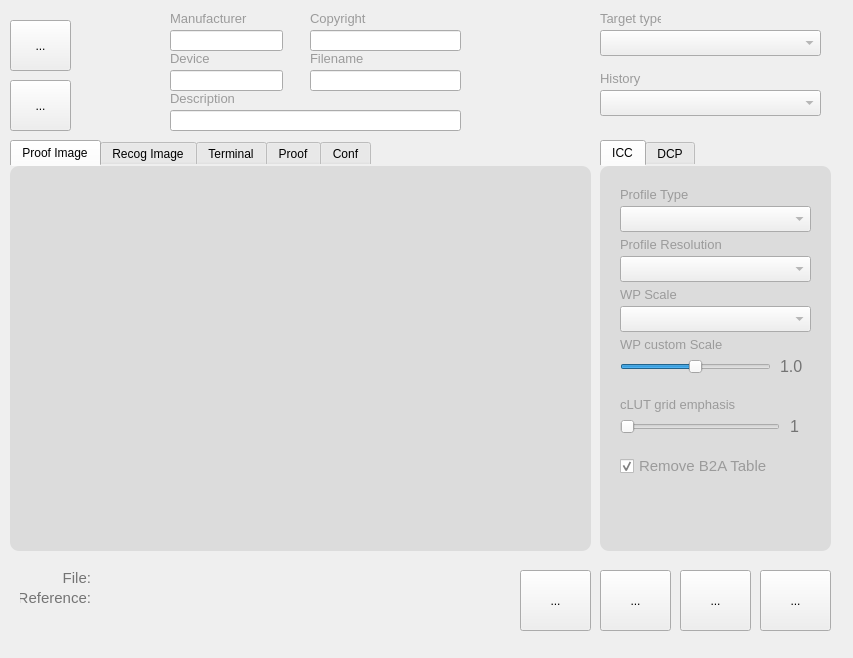
The window that main.ui (jpereiranet/roughprofiler) describes before a commit, drawn with Qt 5.
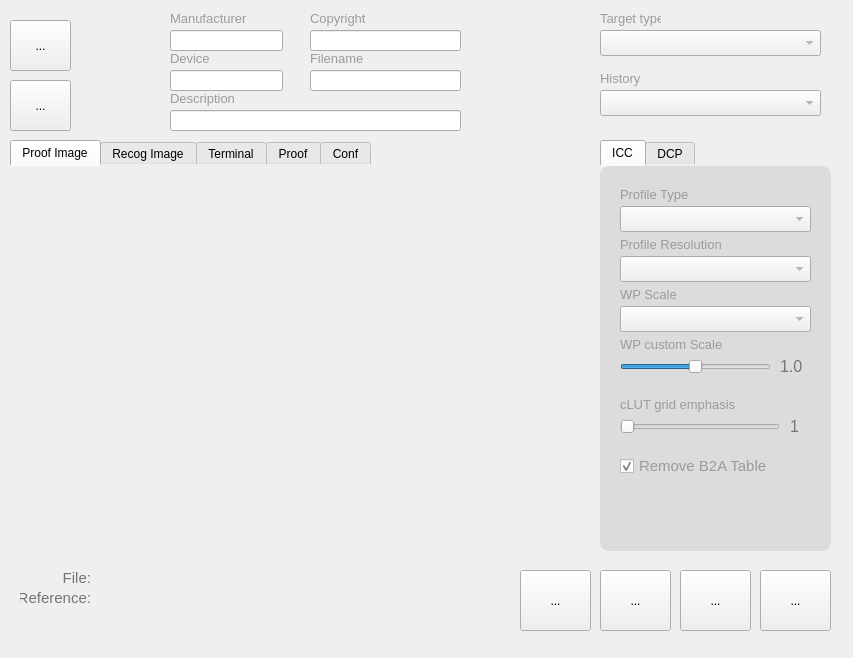
The same window after the commit.

Patch:
```diff
--- a/main.ui
+++ b/main.ui
@@ -1091,10 +1091,9 @@
    </property>
    <property name="styleSheet">
     <string notr="true">QTabWidget::pane {
-  border: 0px solid lightgray;
-  top:0px; 
-  background: rgb(220, 220, 220);
- border-radius: 9px;
+
+
+ border-radius: 4px;
 } 
 
  QTabWidget::tab-bar {
```
Left out of the diff: 5 changed lines with no effect on the pictures.
